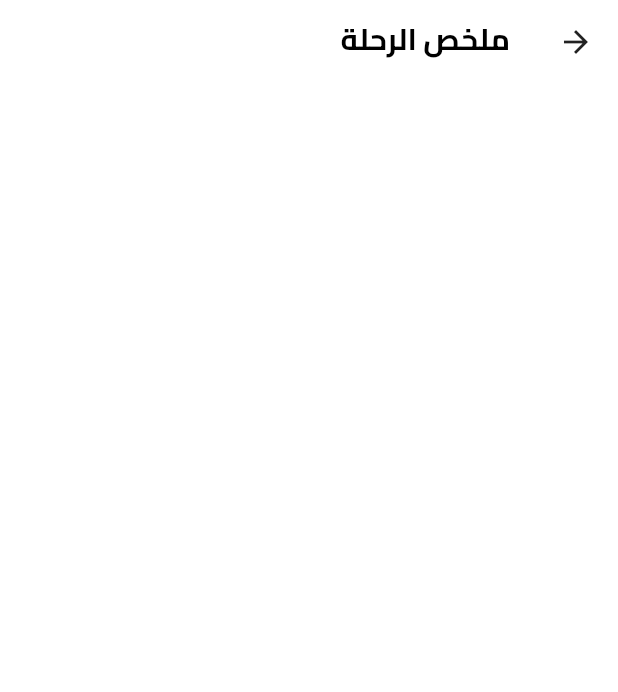
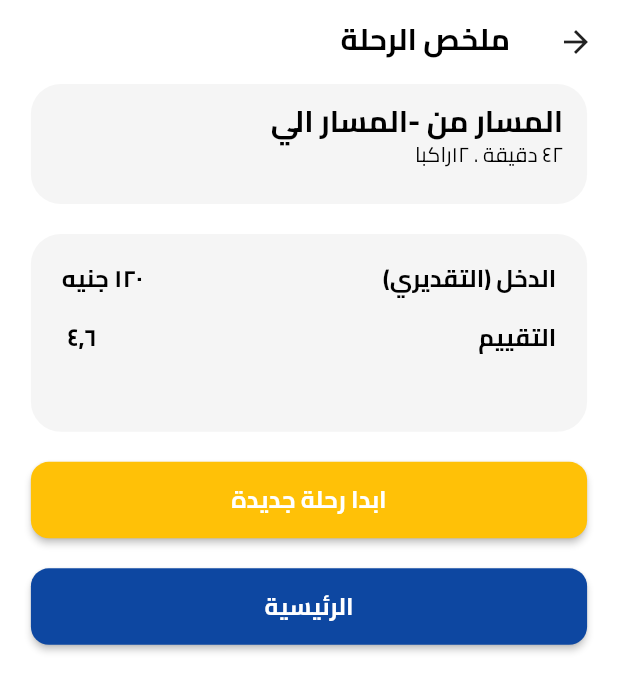
Before and after one commit to yousefm2311/ecommerce_supbase, a Flutter app: the TripSummaryView screen opened by its route, on a phone screen of 412 x 824 dp. Shown: the top 692 px of the screen. Run offline on Flutter 3.47's test engine with Material 3 defaults, Android fonts, the phone set to English and light mode, and no system bars; our stand-ins replace animate_do, flutter_otp_text_field, get, google_fonts, lottie, shared_preferences and 2 more; accounts and stored records are empty.

Commit message:
add trip summary

```diff
--- a/lib/features/trip_summary/presentation/view/trip_summary_view.dart
+++ b/lib/features/trip_summary/presentation/view/trip_summary_view.dart
@@ -1,5 +1,12 @@
+import 'package:ecommerce_supbase/core/utils/constants/app_colors.dart';
 import 'package:ecommerce_supbase/core/utils/constants/app_strings.dart';
 import 'package:ecommerce_supbase/core/utils/constants/app_text_style.dart';
+import 'package:ecommerce_supbase/core/utils/functions/navigator.dart';
+import 'package:ecommerce_supbase/core/utils/routes/routes.dart';
+import 'package:ecommerce_supbase/core/utils/services/%C2%A0helpers/app_mediaquery.dart';
+import 'package:ecommerce_supbase/core/utils/widgets/card_details.dart';
+import 'package:ecommerce_supbase/core/utils/widgets/custom_material_button.dart';
+import 'package:ecommerce_supbase/features/trip_summary/presentation/view/widgets/container_summary.dart';
 import 'package:flutter/material.dart';
 
 class TripSummaryView extends StatelessWidget {
@@ -7,11 +14,43 @@ class TripSummaryView extends StatelessWidget {
 
   @override
   Widget build(BuildContext context) {
+    final size = AppMediaQuery.of(context).size;
     return Scaffold(
       appBar: AppBar(
         title: const Text(AppStrings.tripsummary, style: AppTextStyles.title),
       ),
-
+      body: Padding(
+        padding: EdgeInsets.symmetric(horizontal: size.width * 0.05),
+        child: Column(
+          children: [
+            const CardDetails(
+              title: '${AppStrings.pathfrom}-${AppStrings.pathin}',
+              subTitle: '٤٢ دقيقة . ١٢راكبا',
+              trailing: Text(''),
+            ),
+            const SizedBox(height: 20.0),
+            const ContainerSummary(),
+            const SizedBox(height: 20.0),
+            CustomMaterialButton(
+              width: double.infinity,
+              color: AppColors.warning,
+              text: AppStrings.starttrip,
+              onPressed: () {
+                pushNamedRoute(AppRoutes.starttrip);
+              },
+            ),
+            const SizedBox(height: 20.0),
+            CustomMaterialButton(
+              width: double.infinity,
+              color: AppColors.primaryDark,
+              text: AppStrings.home,
+              onPressed: () {
+                pushReplacementAllNamedRoute(AppRoutes.bottomNaviBar);
+              },
+            ),
+          ],
+        ),
+      ),
     );
   }
 }
--- /dev/null
+++ b/lib/features/trip_summary/presentation/view/widgets/container_summary.dart
@@ -0,0 +1,51 @@
+import 'package:ecommerce_supbase/core/utils/constants/app_text_style.dart';
+import 'package:ecommerce_supbase/core/utils/services/%C2%A0helpers/app_mediaquery.dart';
+import 'package:flutter/material.dart';
+
+class ContainerSummary extends StatelessWidget {
+  const ContainerSummary({super.key});
+
+  @override
+  Widget build(BuildContext context) {
+    final size = AppMediaQuery.of(context).size;
+    return Container(
+      width: double.infinity,
+      height: size.height * .16,
+      decoration: BoxDecoration(
+        color: Theme.of(context).colorScheme.surface,
+        borderRadius: BorderRadius.circular(20.0),
+      ),
+      child: Padding(
+        padding: EdgeInsets.all(size.width * 0.05),
+        child: Column(
+          children: [
+            Row(
+              mainAxisAlignment: MainAxisAlignment.spaceBetween,
+              children: [
+                Text(
+                  'الدخل (التقديري)',
+                  style: AppTextStyles.title.copyWith(fontSize: 16),
+                ),
+                Text(
+                  '١٢٠ جنيه',
+                  style: AppTextStyles.title.copyWith(fontSize: 16),
+                ),
+              ],
+            ),
+            const SizedBox(height: 20.0),
+            Row(
+              mainAxisAlignment: MainAxisAlignment.spaceBetween,
+              children: [
+                Text(
+                  'التقييم',
+                  style: AppTextStyles.title.copyWith(fontSize: 16),
+                ),
+                Text('٤,٦ ', style: AppTextStyles.title.copyWith(fontSize: 16)),
+              ],
+            ),
+          ],
+        ),
+      ),
+    );
+  }
+}
```
